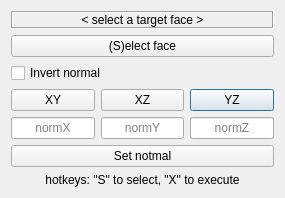
Qt form dialogz/align.ui (oddtopus/dodo) before a commit.
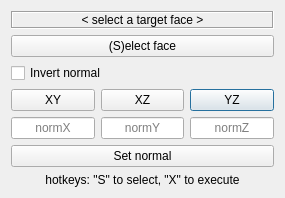
The same form after that commit. Icons and pictures are not drawn.

```diff
--- a/dialogz/align.ui
+++ b/dialogz/align.ui
@@ -145,7 +145,7 @@
       </size>
      </property>
      <property name="text">
-      <string>Set notmal</string>
+      <string>Set normal</string>
      </property>
     </widget>
    </item>
```
